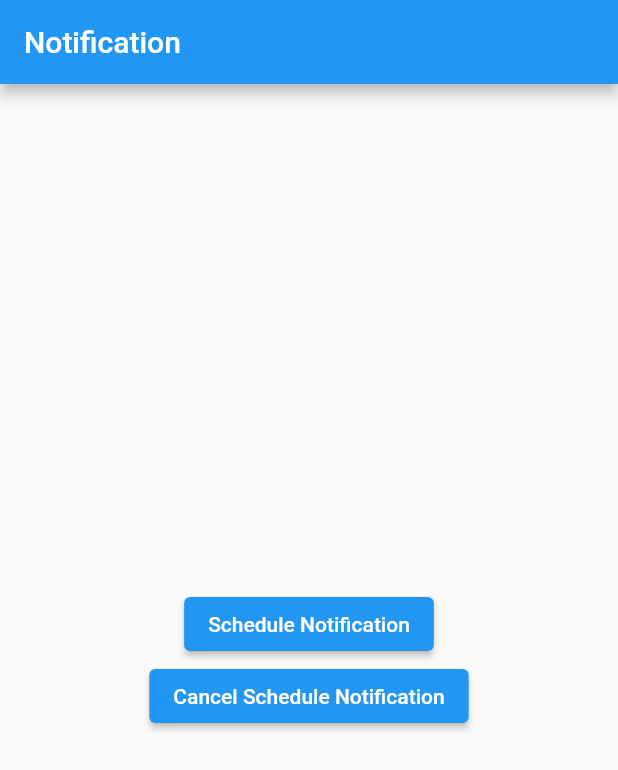
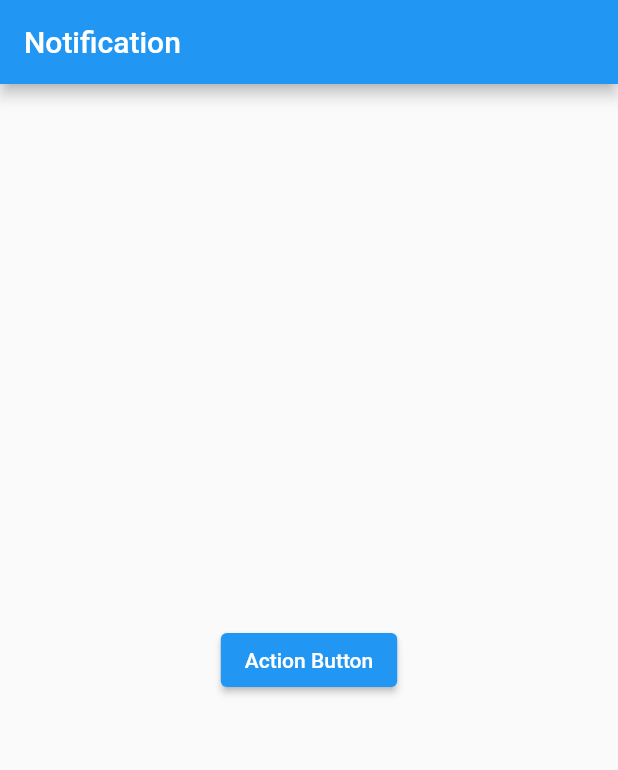
Before and after one commit to anmol-me/notification_course, a Flutter app: the screen it shows after launch, on a phone screen of 412 x 824 dp. Shown: the top 770 px of the screen. Run offline on Flutter 3.47's test engine with Material 2 defaults, Android fonts, the phone set to English and light mode, and no system bars; our stand-ins replace awesome_notifications.

Commit message:
Action button notification

```diff
--- a/lib/main.dart
+++ b/lib/main.dart
@@ -55,13 +55,10 @@ class _MyHomePageState extends State<MyHomePage> {
         child: Column(
           mainAxisAlignment: MainAxisAlignment.center,
           children: [
-            const ElevatedButton(
-              onPressed: LocalNotification.scheduleNotification,
-              child: Text('Schedule Notification'),
-            ),
             ElevatedButton(
-              onPressed: () => LocalNotification.cancelScheduleNotification(10),
-              child: const Text('Cancel Schedule Notification'),
+              onPressed: () =>
+                  LocalNotification.showNotificationWithActionButtons(10),
+              child: const Text('Action Button'),
             ),
           ],
         ),
```
Also changed, not shown: lib/services/local_notification.dart (+32 -0 lines).
